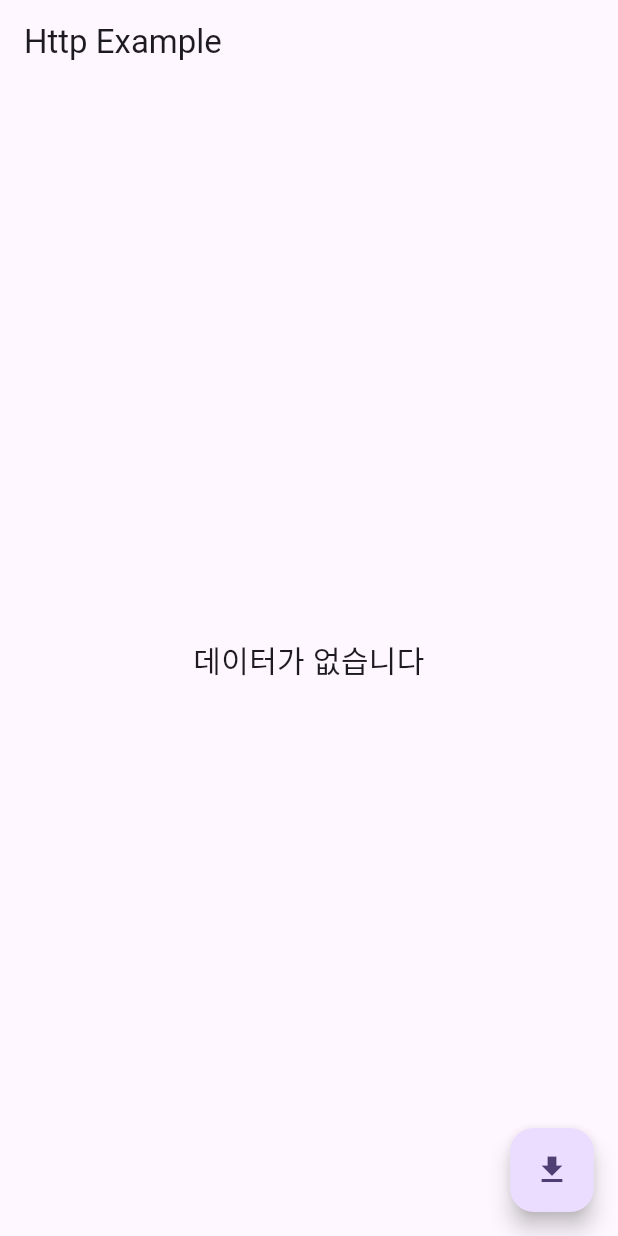
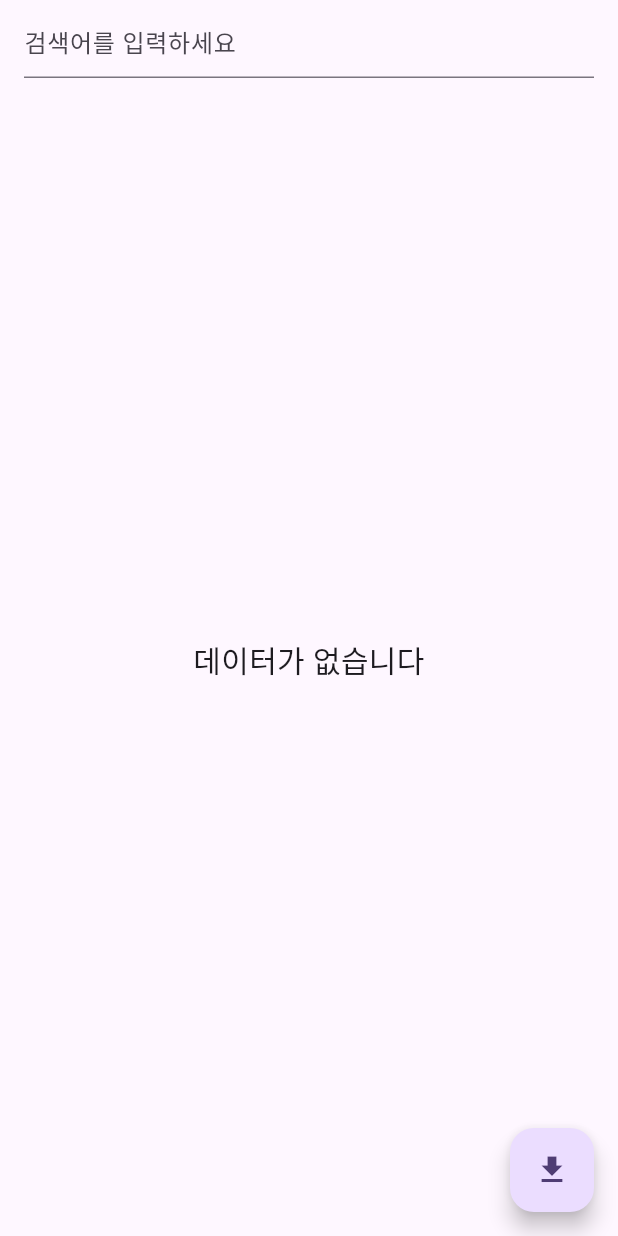
Before and after one commit to Caution-Sun/Flutter_Study, a Flutter app: the screen it shows after launch, after a tap on the "file download" icon, on a phone screen of 412 x 824 dp. Run offline on Flutter 3.47's test engine with Material 3 defaults, Android fonts, the phone set to English and light mode, and no system bars; network calls fail.

Commit message:
http_example_3

```diff
--- a/http_example/lib/main.dart
+++ b/http_example/lib/main.dart
@@ -30,49 +30,84 @@ class HttpApp extends StatefulWidget {
 class _HttpApp extends State<HttpApp> {
   String result = '';
   List? data;
+  TextEditingController? _editingController;
+  int page = 1;
+  ScrollController? _scrollController;
 
   @override
-  void initState(){
+  void initState() {
     super.initState();
     data = new List.empty(growable: true);
+    _editingController = new TextEditingController();
+    _scrollController = new ScrollController();
+
+    _scrollController!.addListener(() {
+      if (_scrollController!.offset >=
+              _scrollController!.position.maxScrollExtent &&
+          !_scrollController!.position.outOfRange) {
+        print('bottom');
+        page++;
+        getJSONData();
+      }
+    });
   }
 
   @override
   Widget build(BuildContext context) {
     return Scaffold(
       appBar: AppBar(
-        title: Text('Http Example'),
-      ),
+          title: TextField(
+        controller: _editingController,
+        style: TextStyle(color: Colors.black),
+        keyboardType: TextInputType.text,
+        decoration: InputDecoration(hintText: '검색어를 입력하세요'),
+      )),
       body: Container(
         child: Center(
             child: data!.length == 0
-              ? Text('데이터가 없습니다', style: TextStyle(fontSize: 20), textAlign: TextAlign.center,)
-              : ListView.builder(itemBuilder: (context, index) {
+                ? Text(
+                    '데이터가 없습니다',
+                    style: TextStyle(fontSize: 20),
+                    textAlign: TextAlign.center,
+                  )
+                : ListView.builder(
+                    itemBuilder: (context, index) {
                       return Card(
                           child: Container(
-                    child: Column(
+                              child: Row(
                         children: <Widget>[
-                        Text(data![index]['title'].toString()),
-                        Text(data![index]['authors'].toString()),
-                        Text(data![index]['sale_price'].toString()),
-                        Text(data![index]['status'].toString()),
                           Image.network(
                             data![index]['thumbnail'],
                             height: 100,
                             width: 100,
                             fit: BoxFit.contain,
+                          ),
+                          Column(
+                            children: <Widget>[
+                              Container(
+                                width: MediaQuery.of(context).size.width - 150,
+                                child: Text(
+                                  data![index]['title'].toString(),
+                                  textAlign: TextAlign.center,
+                                ),
+                              ),
+                              Text('저자 : ${data![index]['authors'].toString()}'),
+                              Text(
+                                  '가격 : ${data![index]['sale_price'].toString()}'),
+                              Text('판매중 : ${data![index]['status'].toString()}')
+                            ],
                           )
                         ],
-                    )
-                  )
-                );
+                        mainAxisAlignment: MainAxisAlignment.start,
+                      )));
                     },
-          itemCount: data!.length
-          )
-        ),
+                    itemCount: data!.length,
+                    controller: _scrollController)),
       ),
       floatingActionButton: FloatingActionButton(
         onPressed: () {
+          page = 1;
+          data!.clear();
           getJSONData();
         },
         child: Icon(Icons.file_download),
@@ -81,8 +116,10 @@ class _HttpApp extends State<HttpApp> {
   }
 
   Future<String> getJSONData() async {
-    var url = 'https://dapi.kakao.com/v3/search/book?target=title&query=doit';
-    var response = await http.get(Uri.parse(url), headers: {"Authorization": "KakaoAK ##REST API KEY 입력 부분##"});
+    var url =
+        'https://dapi.kakao.com/v3/search/book?target=title&page=$page&query=${_editingController!.value.text}';
+    var response = await http.get(Uri.parse(url),
+        headers: {"Authorization": "KakaoAK ##REST API KEY##"});
 
     setState(() {
       var dataConvertedToJSON = json.decode(response.body);
```
Lines whose indentation alone changed are shown as unchanged.
